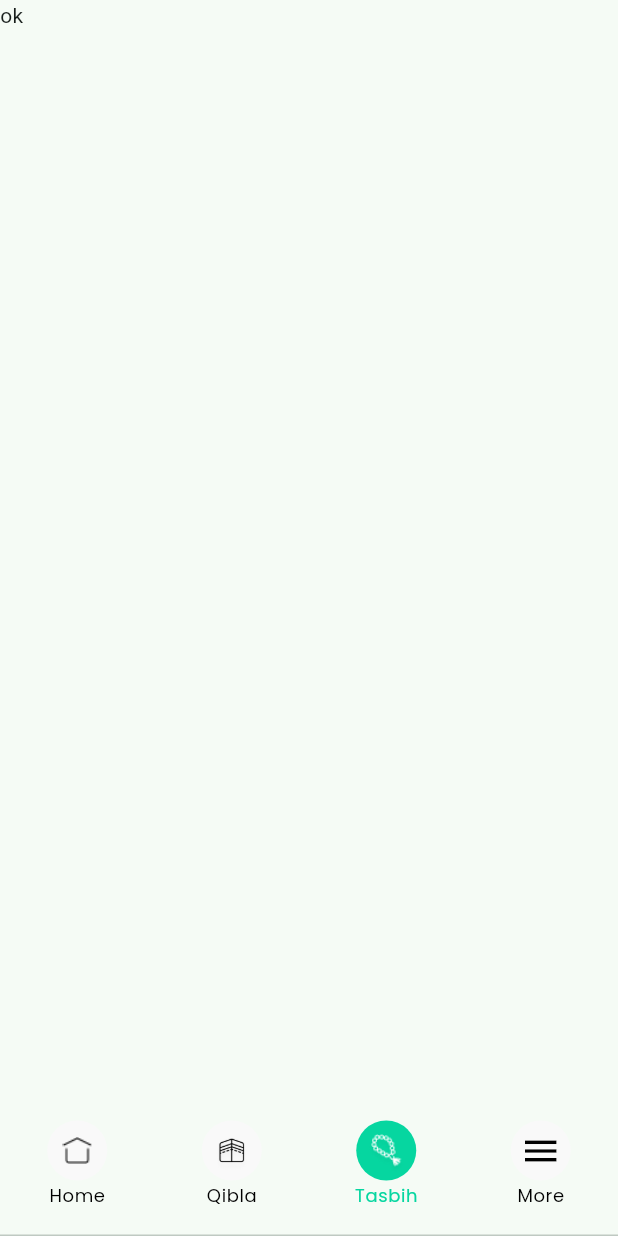
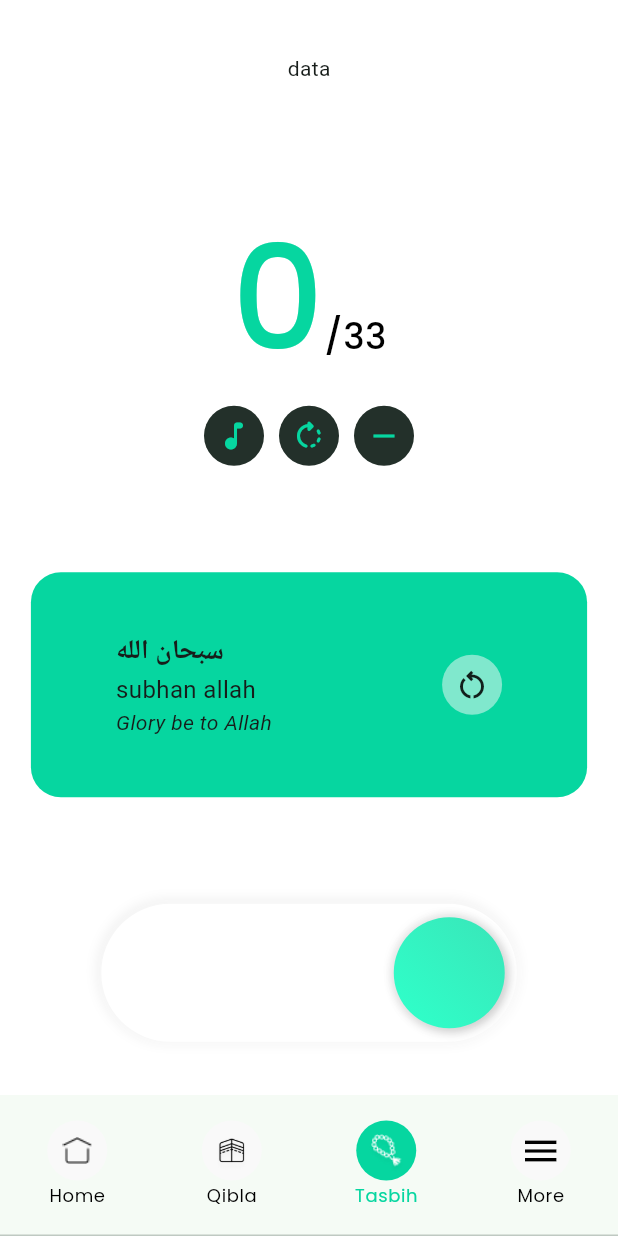
Before and after one commit to Designe-Code/Salat-App, a Flutter app: the NavBarScreen screen opened directly, item 3 of the bottom bar chosen, on a phone screen of 412 x 824 dp. Run offline on Flutter 3.47's test engine with Material 3 defaults, Android fonts, the phone set to English and light mode, and no system bars; our stand-ins replace google_fonts, hijri, shared_preferences; accounts and stored records are empty; network calls fail.

Commit message:
Implement Tasbih feature

```diff
--- a/lib/controllers/prayer_controller.dart
+++ b/lib/controllers/prayer_controller.dart
@@ -1,10 +1,12 @@
 import 'dart:convert';
+
+import 'package:intl/intl.dart';
+import 'package:http/http.dart' as http;
 
 import 'package:salati/helper/constant.dart';
 import 'package:salati/models/prayer.dart';
 import 'package:salati/models/prayer_data.dart';
-import 'package:intl/intl.dart';
-import 'package:http/http.dart' as http;
+
 
 class PrayerController {
   final List<Prayer> prayers = [
@@ -18,7 +20,7 @@ class PrayerController {
     Prayer(
       index: 1,
       icon: smallSunrise,
-      adan: 'Sunrize',
+      adan: 'Sunrise',
       time: '',
       bell: activeBell
     ),
@@ -77,15 +79,54 @@ class PrayerController {
     return formattedDate;
   }
 
+  Map<String, String> getNextPrayer(int activeIndex, Timings timings) {
+    if (activeIndex == 0) {
+      return {
+        'name' : 'Fajr',
+        'time' : timings.fajr
+      };
+    }
+     if (activeIndex == 1) {
+      return {
+        'name' : 'Sunrise',
+        'time' : timings.sunrise
+      };
+    }
+    if (activeIndex == 2) {
+      return {
+        'name' : 'Dhuhr',
+        'time' : timings.dhuhr
+      };
+    }
+    if (activeIndex == 3) {
+      return {
+        'name' : 'Asr',
+        'time' : timings.asr
+      };
+    }
+    if (activeIndex == 4) {
+      return {
+        'name' : 'Maghrib',
+        'time' : timings.maghrib
+      };
+    }
+   return {
+     'name' : 'Ishaa',
+        'time' : timings.isha
+   };
+
+
+  }
+
   int getActiveIndex(Timings? timings) {
     DateTime now = DateTime.now();
     String currentTime = DateFormat.jm().format(now);
-    if (_getTimeStamp(currentTime) < _getTimeStamp( _formatTime(timings?.sunrise))) return 0;
-    if (_getTimeStamp(currentTime) < _getTimeStamp( _formatTime(timings?.dhuhr))) return 1;
-    if (_getTimeStamp(currentTime) < _getTimeStamp( _formatTime(timings?.asr))) return 2;
-    if (_getTimeStamp(currentTime) < _getTimeStamp( _formatTime(timings?.maghrib))) return 3;
-    if (_getTimeStamp(currentTime) < _getTimeStamp( _formatTime(timings?.isha))) return 4;
-    return 5;
+    if (_getTimeStamp(currentTime) > _getTimeStamp( _formatTime(timings?.isha))) return 0;
+    if (_getTimeStamp(currentTime) > _getTimeStamp( _formatTime(timings?.maghrib))) return 5;
+    if (_getTimeStamp(currentTime) > _getTimeStamp( _formatTime(timings?.asr))) return 4;
+    if (_getTimeStamp(currentTime) > _getTimeStamp( _formatTime(timings?.dhuhr))) return 3;
+    if (_getTimeStamp(currentTime) > _getTimeStamp( _formatTime(timings?.sunrise))) return 2;
+    return 1;
   }
 
   void setPrayerTime(fajr, sunrise, duhr, asr, maghrib, ishaa) {
--- /dev/null
+++ b/lib/controllers/tasbih_controller.dart
@@ -0,0 +1,31 @@
+import 'package:salati/models/tasbih_data.dart';
+
+class TasbihController {
+  List<TasbihData> tasbihs = [
+    TasbihData(
+      tasbihArab: "سبحان الله",
+      tasbihArabEng: "subhan allah",
+      tasbihEnglish: "Glory be to Allah",
+    ),
+    TasbihData(
+      tasbihArab: "الحمد لله",
+      tasbihArabEng: "alhamdulillah",
+      tasbihEnglish: "Praise be to Allah",
+    ),
+    TasbihData(
+      tasbihArab: "الله اكبر",
+      tasbihArabEng: "allahu akbar",
+      tasbihEnglish: "Allah is the Greatest",
+    ),
+  ];
+
+  int currentTasbihIndex = 0;
+
+  TasbihData getCurrentTasbih() {
+    return tasbihs[currentTasbihIndex];
+  }
+
+  void moveToNextTasbih() {
+    currentTasbihIndex = (currentTasbihIndex + 1) % tasbihs.length;
+  }
+}
--- a/lib/helper/constant.dart
+++ b/lib/helper/constant.dart
@@ -12,9 +12,9 @@ const String tasbihActiveNavBar = 'assets/images/tasbih_active_navbar.png';
 const String headerBackground = 'assets/images/header_background.png';
 const String smallLogo = 'assets/images/small_logo.png';
 const String sunrise = 'assets/images/sunrise.png';
-const String morning = 'assets/images/evening.png';
-const String noon = 'assets/images/evening.png';
-const String afternoon = 'assets/images/evening.png';
+const String morning = 'assets/images/morning.png';
+const String noon = 'assets/images/noon.png';
+const String afternoon = 'assets/images/asr.png';
 const String sunset = 'assets/images/maghrib.png';
 const String evening = 'assets/images/evening.png';
 const String smallFajr = 'assets/images/small_fajr.png';
--- /dev/null
+++ b/lib/models/tasbih_data.dart
@@ -0,0 +1,10 @@
+class TasbihData {
+ String tasbihArab;
+ String tasbihArabEng;
+ String tasbihEnglish;
+
+  TasbihData(
+      {required this.tasbihArab,
+      required this.tasbihArabEng,
+      required this.tasbihEnglish});
+}
--- a/lib/screen/home_screen.dart
+++ b/lib/screen/home_screen.dart
@@ -22,6 +22,8 @@ class HomeScreen extends StatefulWidget{
 class _HomeScreenState extends State<HomeScreen>{
   int _activePrayerIndex = 0;
   int _activeBellChange = 0;
+  String _time = '';
+  String _adhanName = '';
   late Future<Timings>? futurePrayerTiming;
 
   @override
@@ -40,6 +42,8 @@ class _HomeScreenState extends State<HomeScreen>{
       setState(() {
         _activePrayerIndex = widget.controller?.getActiveIndex(timings) ?? 0;
         _activeBellChange = 0;
+        _time = widget.controller?.getNextPrayer(_activePrayerIndex, timings)['time'] ?? '';
+        _adhanName = widget.controller?.getNextPrayer(_activePrayerIndex, timings)['name'] ?? '';
       });
     });
   }
@@ -95,10 +99,10 @@ class _HomeScreenState extends State<HomeScreen>{
                     children: [
                       SizedBox(
                         width: MediaQuery.of(context).size.width * 0.65,
-                        child: const Row(
+                        child: Row(
                           mainAxisAlignment: MainAxisAlignment.spaceBetween,
                           children: [
-                            NextAdan(nextAdan: 'Duhr', time: '01:38 PM'),
+                            NextAdan(nextAdan: _adhanName, time: _time),
                             CustomLocation(location: 'Ouarzazate')
                           ],
                         ),
--- a/lib/screen/navbar_screen.dart
+++ b/lib/screen/navbar_screen.dart
@@ -2,15 +2,16 @@ import 'package:flutter/material.dart';
 import 'package:salati/controllers/prayer_controller.dart';
 import 'package:salati/helper/constant.dart';
 import 'package:salati/screen/home_screen.dart';
+import 'package:salati/screen/tasbih.dart';
 
-class NavBarScreen extends StatefulWidget{
+class NavBarScreen extends StatefulWidget {
   const NavBarScreen({super.key});
 
   @override
   State<NavBarScreen> createState() => _NavBarScreenState();
 }
 
-class _NavBarScreenState extends State<NavBarScreen>{
+class _NavBarScreenState extends State<NavBarScreen> {
   int _selectedIndex = 0;
 
   @override
@@ -19,8 +20,7 @@ class _NavBarScreenState extends State<NavBarScreen>{
 
     return DefaultTabController(
       length: 4,
-      child: Builder(
-        builder: (BuildContext context) {
+      child: Builder(builder: (BuildContext context) {
         final TabController tabController = DefaultTabController.of(context);
         tabController.addListener(() {
           setState(() {
@@ -33,51 +33,77 @@ class _NavBarScreenState extends State<NavBarScreen>{
               labelColor: Theme.of(context).colorScheme.primary,
               labelStyle: Theme.of(context).textTheme.bodySmall,
               unselectedLabelColor: Colors.black,
-              indicator: BoxDecoration(
-                border: Border.all(color: Colors.transparent)
-              ),
+              indicator:
+                  BoxDecoration(border: Border.all(color: Colors.transparent)),
               tabs: [
                 _buildTab(
-                  activeIcon: const Image(image: AssetImage(homeIconActiveNavBar), width: 20, height: 18),
-                  inactiveIcon: const Image(image: AssetImage(homeIconNavBar), width: 20, height: 18),
+                    activeIcon: const Image(
+                        image: AssetImage(homeIconActiveNavBar),
+                        width: 20,
+                        height: 18),
+                    inactiveIcon: const Image(
+                        image: AssetImage(homeIconNavBar),
+                        width: 20,
+                        height: 18),
                     iconlabel: 'Home',
-                  index: 0
-                ),
+                    index: 0),
                 _buildTab(
-                  activeIcon: Container(margin: const EdgeInsets.only(top: 6), child: const Image(image: AssetImage(qiblaActiveNavBar), width: 28, height: 28)),
-                  inactiveIcon: Container(margin: const EdgeInsets.only(top: 6), child: const Image(image: AssetImage(qiblaNavBar), width: 28, height: 28)),
+                    activeIcon: Container(
+                        margin: const EdgeInsets.only(top: 6),
+                        child: const Image(
+                            image: AssetImage(qiblaActiveNavBar),
+                            width: 28,
+                            height: 28)),
+                    inactiveIcon: Container(
+                        margin: const EdgeInsets.only(top: 6),
+                        child: const Image(
+                            image: AssetImage(qiblaNavBar),
+                            width: 28,
+                            height: 28)),
                     iconlabel: 'Qibla',
-                  index: 1
-                ),
+                    index: 1),
                 _buildTab(
-                  activeIcon: Container(margin: const EdgeInsets.only(top: 6), child: const Image(image: AssetImage(tasbihActiveNavBar), width: 28, height: 28)),
-                  inactiveIcon: Container(margin: const EdgeInsets.only(top: 6), child: const Image(image: AssetImage(tasbihNavBar), width: 28, height: 28)),
+                    activeIcon: Container(
+                        margin: const EdgeInsets.only(top: 6),
+                        child: const Image(
+                            image: AssetImage(tasbihActiveNavBar),
+                            width: 28,
+                            height: 28)),
+                    inactiveIcon: Container(
+                        margin: const EdgeInsets.only(top: 6),
+                        child: const Image(
+                            image: AssetImage(tasbihNavBar),
+                            width: 28,
+                            height: 28)),
                     iconlabel: 'Tasbih',
-                  index: 2
-                ),
+                    index: 2),
                 _buildTab(
-                  activeIcon: Icon(Icons.menu, size: 28, color: Theme.of(context).colorScheme.background),
-                  inactiveIcon: const Icon(Icons.menu, size: 28, color: Colors.black),
+                    activeIcon: Icon(Icons.menu,
+                        size: 28,
+                        color: Theme.of(context).colorScheme.background),
+                    inactiveIcon:
+                        const Icon(Icons.menu, size: 28, color: Colors.black),
                     iconlabel: 'More',
-                  index: 3
-                ),
+                    index: 3),
               ],
             ),
             body: TabBarView(
               children: [
                 HomeScreen(controller: prayerController),
                 const Text('ok'),
-                const Text('ok'),
+                const Tasbih(),
                 const Text('ok'),
               ],
-            )
-          );
-        }
-      ),
+            ));
+      }),
     );
   }
 
-  Widget _buildTab({Widget? activeIcon, Widget? inactiveIcon, String? iconlabel, int? index}) {
+  Widget _buildTab(
+      {Widget? activeIcon,
+      Widget? inactiveIcon,
+      String? iconlabel,
+      int? index}) {
     return Tab(
       icon: _selectedIndex == index
           ? Container(
@@ -85,19 +111,15 @@ class _NavBarScreenState extends State<NavBarScreen>{
               height: 40,
               decoration: BoxDecoration(
                   borderRadius: BorderRadius.circular(50),
-              color: Theme.of(context).colorScheme.primary
-            ),
-            child: Center(child: activeIcon)
-          )
+                  color: Theme.of(context).colorScheme.primary),
+              child: Center(child: activeIcon))
           : Container(
               width: 40,
               height: 40,
               decoration: BoxDecoration(
                   borderRadius: BorderRadius.circular(50),
-              color: Theme.of(context).colorScheme.background
-            ),
-            child: Center(child: inactiveIcon)
-          ),
+                  color: Theme.of(context).colorScheme.background),
+              child: Center(child: inactiveIcon)),
       text: iconlabel,
     );
   }
--- /dev/null
+++ b/lib/screen/tasbih.dart
@@ -0,0 +1,29 @@
+import 'package:flutter/material.dart';
+import 'package:salati/screen/widgets/tasbih_button.dart';
+import 'package:salati/screen/widgets/tasbih_container.dart';
+import 'package:salati/screen/widgets/tasbih_text.dart';
+
+class Tasbih extends StatelessWidget {
+  const Tasbih({super.key});
+
+  @override
+  Widget build(BuildContext context) {
+    return const Scaffold(
+      backgroundColor: Colors.white,
+      body: Center(
+        child: SafeArea(
+          child: Column(
+            mainAxisAlignment: MainAxisAlignment.spaceAround,
+            mainAxisSize: MainAxisSize.max,
+            children: [
+            Text ("data"),
+            Tasbihnumbers(),
+            Tasbihcontainer (),
+            TasbihButton(),
+            ],
+          ),
+        ),
+      ),
+    );
+  }
+}
--- a/lib/screen/widgets/home_time_container.dart
+++ b/lib/screen/widgets/home_time_container.dart
@@ -27,7 +27,7 @@ class _HomeTimeContainerState extends State<HomeTimeContainer> {
       hijriTime = TimeManager.getHijriTime();
     });
 
-    Future.delayed(Duration(seconds: 1), () {
+    Future.delayed(const Duration(seconds: 1), () {
       if (mounted) {
         _updateTime();
       }
--- a/lib/screen/widgets/next_adan.dart
+++ b/lib/screen/widgets/next_adan.dart
@@ -1,10 +1,10 @@
 import 'package:flutter/material.dart';
 
 class NextAdan extends StatelessWidget{
-  const NextAdan({super.key, required this.nextAdan, required this.time});
+  NextAdan({super.key, required this.nextAdan, required this.time});
 
-  final String nextAdan;
-  final String time;
+  String nextAdan;
+  String time;
 
   @override
   Widget build(BuildContext context) {
--- /dev/null
+++ b/lib/screen/widgets/tasbih_button.dart
@@ -0,0 +1,131 @@
+import 'package:flutter/material.dart';
+
+class TasbihButton extends StatefulWidget {
+  const TasbihButton({Key? key}) : super(key: key);
+
+  @override
+  State<TasbihButton> createState() => _TasbihButtonState();
+}
+
+class _TasbihButtonState extends State<TasbihButton>
+    with SingleTickerProviderStateMixin {
+  late AnimationController _controller;
+  late Animation<double> _positionAnimation;
+
+  bool isBouncing = false;
+
+  @override
+  void initState() {
+    super.initState();
+    _controller = AnimationController(
+      vsync: this,
+      duration: Duration(milliseconds: 500),
+    );
+
+    _positionAnimation = Tween(begin: 0.0, end: 180.0).animate(
+      CurvedAnimation(
+        parent: _controller,
+        curve: Curves.easeInOutBack, // Adjust the curve as needed
+      ),
+    );
+  }
+
+  @override
+  Widget build(BuildContext context) {
+    return Container(
+      width: 277,
+      height: 92,
+      padding: const EdgeInsets.only(top: 9, left: 8, right: 8, bottom: 9),
+      clipBehavior: Clip.antiAlias,
+      decoration: ShapeDecoration(
+        color: Colors.white,
+        shape: RoundedRectangleBorder(
+          borderRadius: BorderRadius.circular(58),
+        ),
+        shadows: const [
+          BoxShadow(
+            color: Color(0x7FE6E6E6),
+            blurRadius: 5,
+            offset: Offset(-1, -1),
+            spreadRadius: 3,
+          ),
+          BoxShadow(
+            color: Color(0x4CFFFFFF),
+            blurRadius: 2,
+            offset: Offset(1, 1),
+            spreadRadius: 2,
+          ),
+        ],
+      ),
+      child: GestureDetector(
+        onTap: () {
+          setState(() {
+            isBouncing = !isBouncing;
+            if (isBouncing) {
+              _controller.forward();
+            } else {
+              _controller.reverse();
+            }
+          });
+        },
+        child: Stack(
+          children: [
+            AnimatedBuilder(
+              animation: _positionAnimation,
+              builder: (context, child) {
+                return Positioned(
+                  right: _positionAnimation.value,
+                  child: child!,
+                );
+              },
+              child: Container(
+                width: 74,
+                height: 74,
+                decoration: const ShapeDecoration(
+                  gradient: LinearGradient(
+                    begin: Alignment(0.71, -0.71),
+                    end: Alignment(-0.71, 0.71),
+                    colors: [Color(0xFF38E9BB), Color(0xFF30FDC8)],
+                  ),
+                  shape: CircleBorder(),
+                  shadows: [
+                    BoxShadow(
+                      color: Color(0xE5C3C3C3),
+                      blurRadius: 5,
+                      offset: Offset(2, 2),
+                      spreadRadius: 0,
+                    ),
+                    BoxShadow(
+                      color: Color(0xE5EFEFEF),
+                      blurRadius: 4,
+                      offset: Offset(-2, -2),
+                      spreadRadius: 0,
+                    ),
+                    BoxShadow(
+                      color: Color(0x33C3C3C3),
+                      blurRadius: 4,
+                      offset: Offset(2, -2),
+                      spreadRadius: 0,
+                    ),
+                    BoxShadow(
+                      color: Color(0x33C3C3C3),
+                      blurRadius: 4,
+                      offset: Offset(-2, 2),
+                      spreadRadius: 0,
+                    ),
+                  ],
+                ),
+              ),
+            ),
+          ],
+        ),
+      ),
+    );
+  }
+
+  @override
+  void dispose() {
+    _controller.dispose();
+    super.dispose();
+  }
+}
--- /dev/null
+++ b/lib/screen/widgets/tasbih_container.dart
@@ -0,0 +1,87 @@
+import 'package:flutter/material.dart';
+import 'package:salati/controllers/tasbih_controller.dart';
+import 'package:salati/models/tasbih_data.dart';
+
+class Tasbihcontainer extends StatefulWidget {
+  const Tasbihcontainer({
+    Key? key,
+  }) : super(key: key);
+
+  @override
+  State<Tasbihcontainer> createState() => _TasbihcontainerState();
+}
+
+class _TasbihcontainerState extends State<Tasbihcontainer> {
+  TasbihController tasbihController = TasbihController();
+  int count = 0;
+
+  void incrementCount() {
+    setState(() {
+      count = (count + 1) % 34;
+
+      // Check if the count is zero, meaning we completed 33
+      if (count == 0) {
+        // Move to the next Tasbih
+        tasbihController.moveToNextTasbih();
+      }
+    });
+  }
+
+  @override
+  Widget build(BuildContext context) {
+    TasbihData currentTasbih = tasbihController.getCurrentTasbih();
+
+    return Container(
+      height: 150,
+      width: MediaQuery.of(context).size.width * 0.9,
+      decoration: BoxDecoration(
+        color: Theme.of(context).colorScheme.primary,
+        borderRadius: BorderRadius.circular(20),
+      ),
+      child: Row(
+        mainAxisAlignment: MainAxisAlignment.spaceAround,
+        children: [
+          Column(
+            mainAxisAlignment: MainAxisAlignment.center,
+            crossAxisAlignment: CrossAxisAlignment.start,
+            children: [
+              Text(
+                currentTasbih.tasbihArab,
+                style:
+                    const TextStyle(fontSize: 18, fontWeight: FontWeight.bold),
+              ),
+              Text(
+                currentTasbih.tasbihArabEng,
+                style: const TextStyle(fontSize: 16),
+              ),
+              Text(
+                currentTasbih.tasbihEnglish,
+                style:
+                    const TextStyle(fontSize: 14, fontStyle: FontStyle.italic),
+              ),
+              // Text(
+              //   '$count / 33',
+              //   style: const TextStyle(fontSize: 16),
+              // ),
+              // ElevatedButton(
+              //   onPressed: incrementCount,
+              //   child: const Text('Increment'),
+              // ),
+            ],
+          ),
+          InkWell(onTap: () {}, child: Container(
+            decoration: BoxDecoration(
+              shape: BoxShape.circle,
+              color: Theme.of(context).colorScheme.background.withOpacity(0.5),
+            ),
+            width: 40,
+            height: 40,
+            child: Center(
+              child: Icon(Icons.restart_alt_outlined),
+            ),
+          ))
+        ],
+      ),
+    );
+  }
+}
--- /dev/null
+++ b/lib/screen/widgets/tasbih_text.dart
@@ -0,0 +1,130 @@
+import 'package:flutter/material.dart';
+
+class Tasbihnumbers extends StatefulWidget {
+  const Tasbihnumbers({Key? key}) : super(key: key);
+
+  @override
+  _TasbihnumbersState createState() => _TasbihnumbersState();
+}
+
+class _TasbihnumbersState extends State<Tasbihnumbers> {
+  int count = 0;
+
+  void increment() {
+    setState(() {
+      count = (count + 1) % 34;
+    });
+  }
+
+  void reset() {
+    setState(() {
+      count = 0;
+    });
+  }
+
+  void decrement() {
+    setState(() {
+      if (count > 0) {
+        count--;
+      }
+    });
+  }
+
+  @override
+  Widget build(BuildContext context) {
+    return Column(
+      children: [
+        Text.rich(
+          TextSpan(
+            children: [
+              TextSpan(
+                text: count.toString(),
+                style: const TextStyle(
+                  color: Color(0xFF06D6A0),
+                  fontSize: 96,
+                  fontFamily: 'Poppins',
+                  fontWeight: FontWeight.w500,
+                  height: 0,
+                ),
+              ),
+              const TextSpan(
+                text: '/33',
+                style: TextStyle(
+                  color: Colors.black,
+                  fontSize: 24,
+                  fontFamily: 'Poppins',
+                  fontWeight: FontWeight.w500,
+                  height: 0,
+                ),
+              ),
+            ],
+          ),
+        ),
+        SizedBox(
+          width: 150,
+          child: Row(
+            mainAxisAlignment: MainAxisAlignment.spaceAround,
+            crossAxisAlignment: CrossAxisAlignment.center,
+            mainAxisSize: MainAxisSize.min,
+            children: [
+              InkWell(
+                borderRadius: BorderRadius.circular(20),
+                onTap: () {
+                  increment();
+                },
+                child: Container(
+                  width: 40,
+                  height: 40,
+                  decoration: BoxDecoration(
+                    shape: BoxShape.circle,
+                    color: Theme.of(context).colorScheme.secondary,
+                  ),
+                  child: Center(
+                    child: Icon(Icons.audiotrack_rounded,
+                        color: Theme.of(context).colorScheme.primary),
+                  ),
+                ),
+              ),
+              InkWell(
+                borderRadius: BorderRadius.circular(20),
+                onTap: () {
+                  reset();
+                },
+                child: Container(
+                  width: 40,
+                  height: 40,
+                  decoration: BoxDecoration(
+                    shape: BoxShape.circle,
+                    color: Theme.of(context).colorScheme.secondary,
+                  ),
+                  child: Center(
+                    child: Icon(Icons.rotate_right_rounded,
+                        color: Theme.of(context).colorScheme.primary),
+                  ),
+                ),
+              ),
+              InkWell(
+                borderRadius: BorderRadius.circular(20),
+                onTap: () {
+                  decrement();
+                },
+                child: Container(
+                  width: 40,
+                  height: 40,
+                  decoration: BoxDecoration(
+                    shape: BoxShape.circle,
+                    color: Theme.of(context).colorScheme.secondary,
+                  ),
+                  child: Center(
+                    child: Icon(Icons.remove,
+                        color: Theme.of(context).colorScheme.primary),
+                  ),
+                ),
+              ),
+            ],
+          ),
+        )
+      ],
+    );
+  }
+}
```
Also changed, not shown: assets/images/morning.png (added), assets/images/noon.png (added), pubspec.lock. Lines whose indentation alone changed are shown as unchanged.
